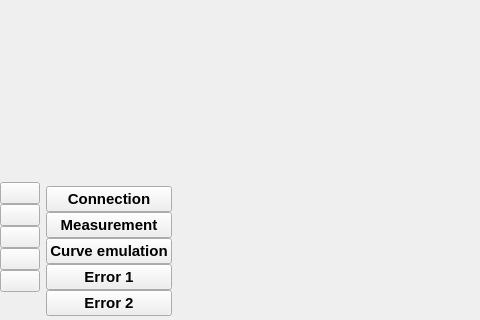
First picture: the form in ui/window.ui, repository saimoncollaku/GITSIM-application, before the edit; both pictures show x 0 to 480 and y 280 to 600 of the 750 by 600 pixel window.
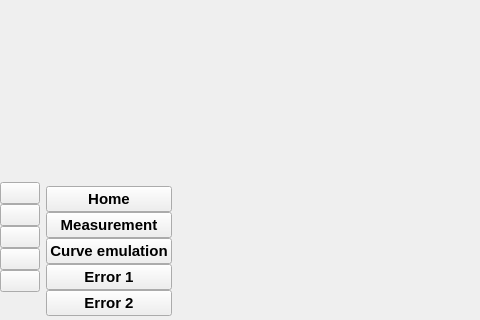
Second picture: the form after the edit. The open tabs and pages were chosen to show the change. Icons and pictures are not drawn.

Commit message: Changed Connection tab into Home tab

Patch:
```diff
--- a/ui/window.ui
+++ b/ui/window.ui
@@ -341,7 +341,7 @@
           <cursorShape>PointingHandCursor</cursorShape>
          </property>
          <property name="text">
-          <string>Connection</string>
+          <string>Home</string>
          </property>
          <property name="icon">
           <iconset resource="resource.qrc">
```
Left out of the diff: 6 changed lines with no effect on the pictures. The commit also changes 4 other files.
